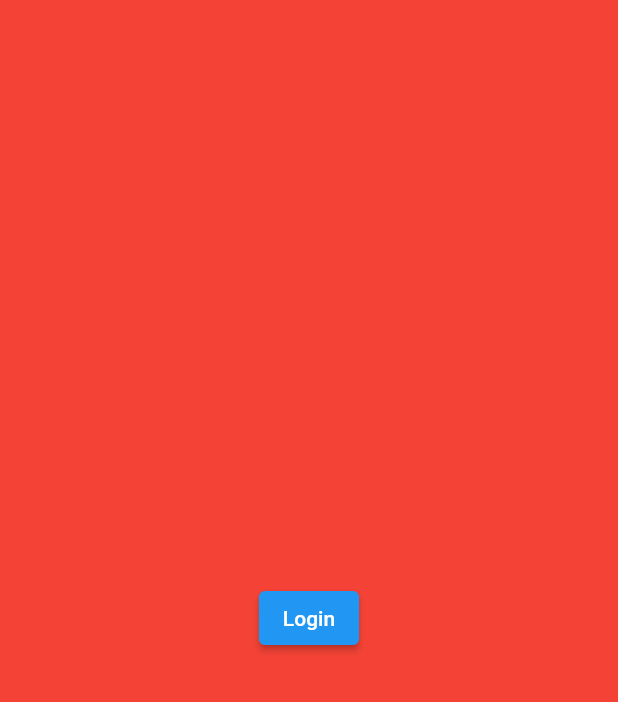
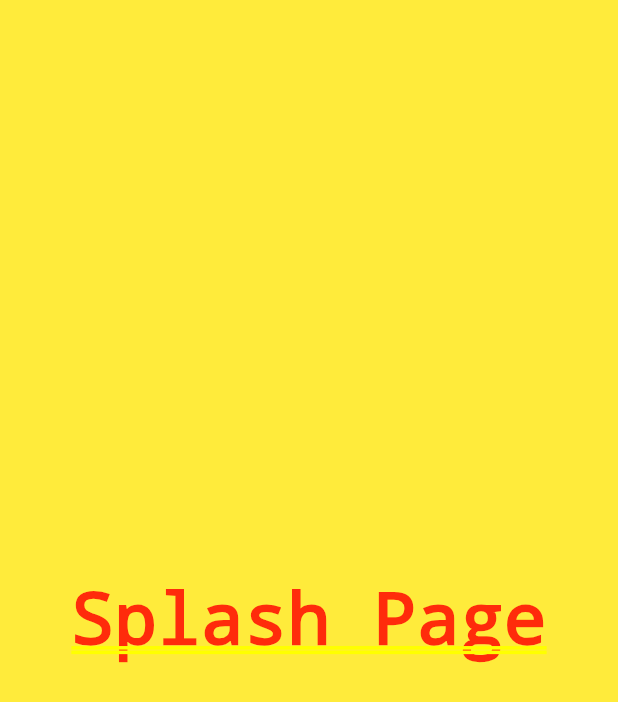
Before and after one commit to hahpuc/flutter-getx-base, a Flutter app: the first screen one second after launch, on a phone screen of 412 x 824 dp. Shown: the top 702 px of the screen. Run offline on Flutter 3.47's test engine with Material 2 defaults, Android fonts, the phone set to English and light mode, and no system bars; our stand-ins replace connectivity_plus, dio, flutter_easyloading, get, shared_preferences.

```diff
--- a/lib/app.dart
+++ b/lib/app.dart
@@ -5,6 +5,7 @@ import 'package:flutter_getx_base/bindings/init_binding.dart';
 import 'package:flutter_getx_base/env_config.dart';
 import 'package:flutter_getx_base/generated/l10n.dart';
 import 'package:flutter_getx_base/presentation/pages/demo/demo_page.dart';
+import 'package:flutter_getx_base/presentation/pages/splash/splash_page.dart';
 import 'package:flutter_getx_base/routes/app_pages.dart';
 import 'package:flutter_getx_base/routes/routes.dart';
 import 'package:get/get.dart';
@@ -22,6 +23,8 @@ class MyApp extends StatelessWidget {
       initialRoute: AppRoutes.initialRoute,
       initialBinding: InitialBinding(),
       getPages: AppPages.getRoutes,
+      transitionDuration: const Duration(milliseconds: 200),
+      defaultTransition: Transition.rightToLeft,
       localizationsDelegates: const [
         S.delegate,
         GlobalMaterialLocalizations.delegate,
@@ -39,7 +42,7 @@ class MyApp extends StatelessWidget {
       ),
       debugShowCheckedModeBanner: false,
       builder: EasyLoading.init(),
-      home: const DemoPage(),
+      home: const SplashPage(),
     );
   }
 
@@ -48,8 +51,6 @@ class MyApp extends StatelessWidget {
     SystemChrome.setSystemUIOverlayStyle(
         const SystemUiOverlayStyle(statusBarColor: Colors.transparent));
 
-    print("LONGDB AppRunner: ${_envConfig.appName}");
-
     return runApp(const MyApp());
   }
 }
--- /dev/null
+++ b/lib/core/mixins/after_layout.dart
@@ -0,0 +1,12 @@
+import 'package:flutter/material.dart';
+
+mixin AfterLayoutMixin<T extends StatefulWidget> on State<T> {
+  @override
+  void initState() {
+    super.initState();
+    WidgetsBinding.instance
+        .addPostFrameCallback((_) => afterFirstFrame(context));
+  }
+
+  void afterFirstFrame(BuildContext context);
+}
--- a/lib/data/repository/app_repository.dart
+++ b/lib/data/repository/app_repository.dart
@@ -1,4 +1,3 @@
-import 'package:flutter_getx_base/data/local/pref/pref_helper.dart';
 import 'package:flutter_getx_base/data/model/response/movie_popular_response.dart';
 import 'package:flutter_getx_base/data/network/api_result.dart';
 import 'package:flutter_getx_base/data/network/network_exception.dart';
@@ -6,9 +5,8 @@ import 'package:flutter_getx_base/data/network/services/app_service.dart';
 
 class AppRepository {
   final AppService _appService;
-  final PrefHelper _prefHelper;
 
-  AppRepository(this._appService, this._prefHelper);
+  AppRepository(this._appService);
 
   Future<ApiResult<GetMoviePopularResponse, NetworkException>> getMoviePopular(
       int page) async {
--- a/lib/presentation/pages/demo/demo_controller.dart
+++ b/lib/presentation/pages/demo/demo_controller.dart
@@ -1,6 +1,7 @@
 import 'package:flutter_getx_base/core/controller/base_controller.dart';
 import 'package:flutter_getx_base/data/local/pref/pref_helper.dart';
 import 'package:flutter_getx_base/data/repository/app_repository.dart';
+import 'package:flutter_getx_base/generated/l10n.dart';
 import 'package:get/get.dart';
 
 class DemoController extends BaseController {
@@ -9,13 +10,7 @@ class DemoController extends BaseController {
 
   DemoController(this._appRepository, this._prefProvider);
 
-  RxString resultApi = "Trang DEMO".obs;
-
-  @override
-  void onInit() {
-    super.onInit();
-    getMovies(1);
-  }
+  RxString resultApi = S.current.app_name.obs;
 
   Future<void> getMovies(int page) async {
     showLoading();
@@ -24,7 +19,7 @@ class DemoController extends BaseController {
 
     // Handle result
     if (result.isSuccessful()) {
-      resultApi.value = result.response!.toJson().toString();
+      resultApi.value = "GET DATA SUCCESS";
       return;
     }
 
--- a/lib/presentation/pages/demo/demo_page.dart
+++ b/lib/presentation/pages/demo/demo_page.dart
@@ -1,28 +1,31 @@
 import 'package:flutter/material.dart';
+import 'package:flutter_getx_base/core/controller/base_view.dart';
 import 'package:flutter_getx_base/data/network/services/app_service.dart';
-import 'package:flutter_getx_base/data/repository/app_repository.dart';
 import 'package:flutter_getx_base/presentation/pages/demo/demo_controller.dart';
 import 'package:get/get.dart';
 
-class DemoPage extends StatefulWidget {
-  const DemoPage({super.key});
+class DemoPage extends BaseView<DemoController> {
+  const DemoPage({Key? key}) : super(key: key);
 
-  @override
-  State<DemoPage> createState() => _DemoPageState();
-}
-
-class _DemoPageState extends State<DemoPage> {
   @override
   Widget build(BuildContext context) {
     return Container(
       color: Colors.red,
       child: Center(
-          child: ElevatedButton(
-        onPressed: () {
-          Get.find<AppService>().getMoviePopular(1);
-        },
-        child: const Text("Login"),
-      )),
+        child: Column(
+          mainAxisAlignment: MainAxisAlignment.center,
+          children: [
+            ElevatedButton(
+              onPressed: () {
+                controller.getMovies(1);
+              },
+              child: const Text("GET MOVIES"),
+            ),
+            const SizedBox(height: 16.0),
+            Obx(() => Text(controller.resultApi.value))
+          ],
+        ),
+      ),
     );
   }
 }
--- /dev/null
+++ b/lib/presentation/pages/splash/splash_page.dart
@@ -0,0 +1,30 @@
+import 'package:flutter/material.dart';
+import 'package:flutter_getx_base/core/mixins/after_layout.dart';
+import 'package:flutter_getx_base/routes/routes.dart';
+import 'package:get/get.dart';
+
+class SplashPage extends StatefulWidget {
+  const SplashPage({super.key});
+
+  @override
+  State<SplashPage> createState() => _SplashPageState();
+}
+
+class _SplashPageState extends State<SplashPage> with AfterLayoutMixin {
+  @override
+  Widget build(BuildContext context) {
+    return Container(
+      color: Colors.yellow,
+      child: const Center(
+        child: Text("Splash Page"),
+      ),
+    );
+  }
+
+  @override
+  void afterFirstFrame(BuildContext context) async {
+    await Future.delayed(const Duration(seconds: 1));
+
+    Get.offNamed(AppRoutes.demo);
+  }
+}
```
Also changed, not shown: lib/bindings/data_bindings.dart (+2 -7 lines), lib/bindings/local_source_bindings.dart (+1 -7 lines), lib/core/controller/base_view.dart (added, +7 -0 lines), lib/presentation/pages/demo/demo_binding.dart (deleted, +0 -15 lines).
